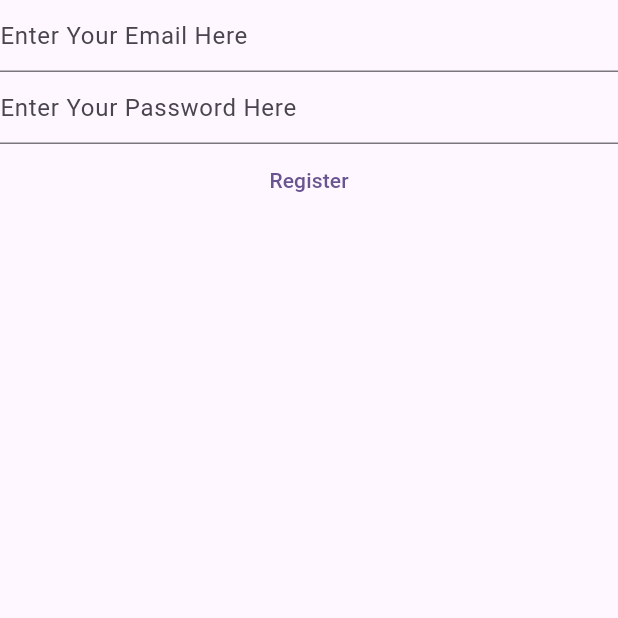
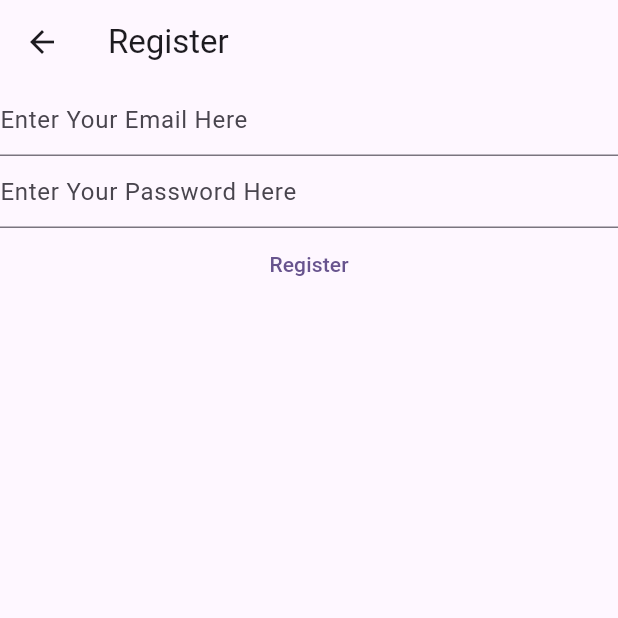
Before and after one commit to kemranaliew/newnotes, a Flutter app: the RegisterView screen opened directly, on a phone screen of 412 x 824 dp, the top half of it. Run offline on Flutter 3.47's test engine with Material 3 defaults, Android fonts, the light colour scheme and no system bars; our stand-ins replace firebase_auth, firebase_core; accounts and stored records are empty; network calls fail.

Commit message:
neuer update

```diff
--- a/lib/views/register_view.dart
+++ b/lib/views/register_view.dart
@@ -1,5 +1,7 @@
 import 'package:firebase_auth/firebase_auth.dart';
+import 'package:firebase_core/firebase_core.dart';
 import 'package:flutter/material.dart';
+import 'package:lokalektinger/firebase_options.dart';
 
 class RegisterView extends StatefulWidget {
   const RegisterView({super.key});
@@ -29,7 +31,18 @@ late final TextEditingController _password;
 
   @override
   Widget build(BuildContext context) {
-    return Column(
+    return Scaffold(
+      appBar: AppBar(
+        title: const Text("Register"),
+      ),
+      body: FutureBuilder(
+        future: Firebase.initializeApp(
+          options: DefaultFirebaseOptions.currentPlatform,
+        ),
+        builder: (context, snapshot) {
+          switch(snapshot.connectionState) {
+            case ConnectionState.done:
+            return Column(
           children: [
             TextField(
               controller: _email,
@@ -75,5 +88,12 @@ late final TextEditingController _password;
             ),
           ],
         );
+        default:
+        return const Text("Loading...");
+  }
+
+        },
+      ),
+    );
   }
 }
```
Also changed, not shown: lib/main.dart (+118 -11 lines), lib/views/login_view.dart (+37 -5 lines).
